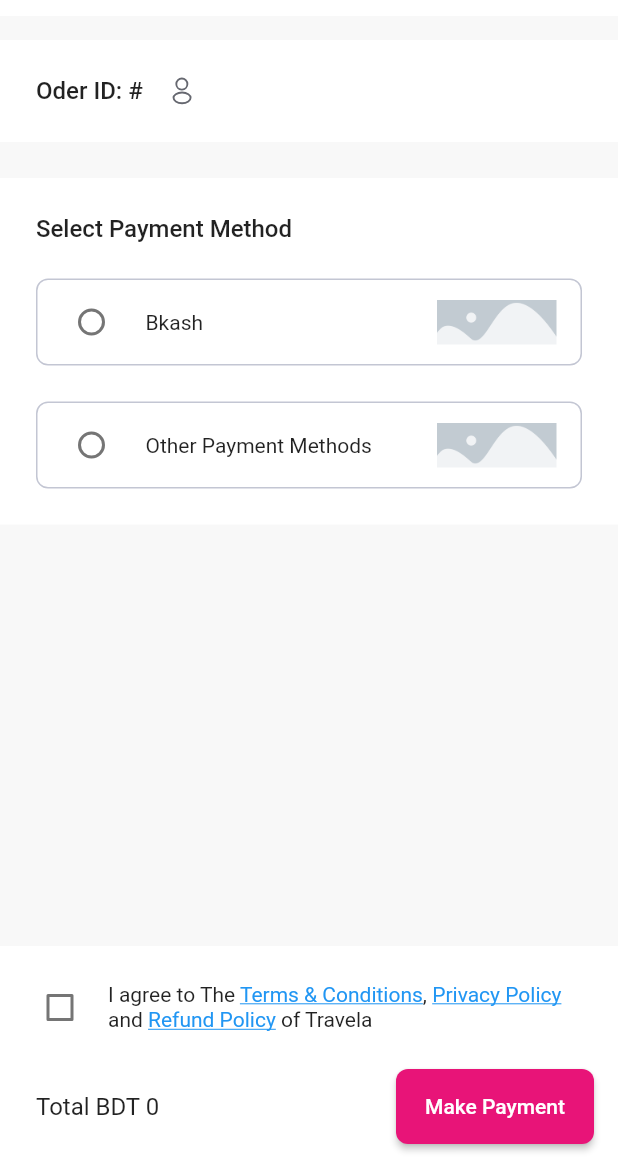
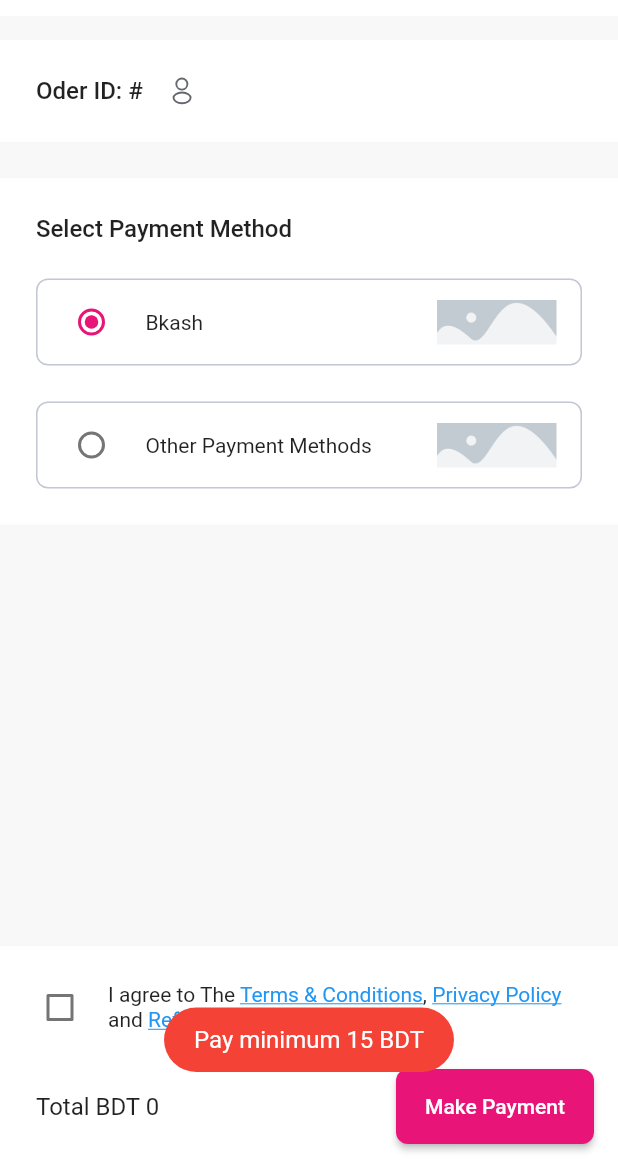
Before and after one commit to ShahadatShaki/base_app_flutter, a Flutter app: the PaymentOverviewPage screen opened directly with empty values, after a tap on "Make Payment", on a phone screen of 412 x 824 dp, the part 68-1236 px from its top. Run offline on Flutter 3.47's test engine with Material 2 defaults, Android fonts, the phone set to English and light mode, and no system bars; drawn by our look-alikes of cached_network_image, flutter_html; our stand-ins replace carousel_slider, dio, flutter_svg, fluttertoast, get, google_maps_flutter and 4 more; missing offline and left inert: flutter_webview_plugin, json_store, pusher_client; accounts and stored records are empty; network calls fail; Roboto replaces fonts that are missing (assets/fonts/Inter-Regular.ttf).

Commit message:
payment overview page

```diff
--- a/lib/controller/BookingDetailsController.dart
+++ b/lib/controller/BookingDetailsController.dart
@@ -3,6 +3,8 @@ import 'dart:convert';
 import 'package:base_app_flutter/base/ApiResponse.dart';
 import 'package:base_app_flutter/model/BookingModel.dart';
 import 'package:base_app_flutter/pages/Webview.dart';
+import 'package:base_app_flutter/utility/Constrants.dart';
+import 'package:flutter/material.dart';
 import 'package:get/get.dart' hide FormData;
 import 'package:get/state_manager.dart';
 import 'package:http/http.dart' as http;
@@ -11,9 +13,11 @@ import '../utility/Urls.dart';
 
 class BookingDetailsController extends GetxController {
   var booking = BookingModel().obs;
+  var bookingPayment = BookingModel().obs;
   var dataList = <BookingModel>[].obs;
   var id = "";
-  var paymentGateway = "".obs;
+  var paymentGateway = "bkash".obs;
+  var paymentOption = "full".obs;
   var paymentAmount = 0.obs;
   var apiCalled = false.obs;
   bool callingApi = false;
@@ -21,10 +25,13 @@ class BookingDetailsController extends GetxController {
   bool hasMoreData = true;
   var page = 1;
 
+  late TextEditingController partialPaymentController;
+
   var isTermsChecked = false.obs;
 
   @override
   void onInit() {
+    partialPaymentController = TextEditingController();
     super.onInit();
   }
 
@@ -48,9 +55,6 @@ class BookingDetailsController extends GetxController {
       var res = ApiResponse<BookingModel>.fromJson(
           json.decode(response.body), (data) => BookingModel.fromJson(data));
       booking.value = res.data!;
-
-      paymentAmount.value =
-          int.parse(booking.value.totalPayable) - int.parse(booking.value.paid);
     } else {
       // errorMessage = response.
     }
@@ -58,27 +62,60 @@ class BookingDetailsController extends GetxController {
     callingApi = false;
   }
 
-  var provider = "";
+  void getPaymentUrl(bool getUrl) async {
+    if (getUrl) {
+      var amount = paymentAmount.value;
 
-  void getPaymentUrl(bool getUrl) async {
+      if (amount < 15) {
+        Constants.showFailedToast("Pay minimum 15 BDT");
+        return;
+      }
+
+      if (booking.value.paid == 0) {
+        if (amount < bookingPayment.value.minimumPayableAmount.toInt()) {
+          Constants.showFailedToast(
+              "Pay minimum ${bookingPayment.value.minimumPayableAmount} BDT");
+          return;
+        }
+      }
+
+      var due = booking.value.totalPayable - (booking.value.paid + amount);
+      if (0 < due && due < 16) {
+        Constants.showFailedToast("Due amount can not be less then 15 BDT");
+        return;
+      }
+
+      if (due < 0) {
+        Constants.showFailedToast("Amount can not be more then total payable");
+        return;
+      }
+    }
+
     var client = http.Client();
     final queryParameters = {
-      "amount": paymentAmount.toString(),
-      "provider": provider,
-      "agreement": "true",
+      "amount": getUrl ? paymentAmount.value.toString() : "100",
+      "provider": getUrl ? paymentGateway.value : "ssl",
+      "action": "payment",
       "url": getUrl.toString(),
     };
 
+    try {
       var uri = Uri.https(
           Urls.ROOT_URL_MAIN, "/api/booking/$id/payment", queryParameters);
       var response = await client.get(uri, headers: await Urls.getHeaders());
       var res = ApiResponse<BookingModel>.fromJson(
           json.decode(response.body), (data) => BookingModel.fromJson(data));
       if (getUrl) {
-      Get.to(()=> WebviewPage(url: res.data!.paymentUrl, title: "Payment"));
+        Get.to(() => WebviewPage(url: res.data!.paymentUrl, title: "Payment"));
       } else {
-      booking.value.amount = res.data?.amount;
-      booking.refresh();
+        bookingPayment.value = res.data!;
+        bookingPayment.value.minimumPayableAmount = 100;
+        // booking.value.amount = res.data?.amount;
+        showPartialPaymentTextField();
+        bookingPayment.refresh();
+      }
+    } catch (e) {
+      print(e);
     }
   }
 
@@ -86,4 +123,26 @@ class BookingDetailsController extends GetxController {
   void dispose() {
     super.dispose();
   }
+
+  void showPartialPaymentTextField() {
+    if (booking.value.paid == 0) {
+      partialPaymentController.text =
+          bookingPayment.value.minimumPayableAmount.toString();
+    } else {
+      partialPaymentController.text =
+          (booking.value.totalPayable - booking.value.paid).toString();
     }
+  }
+
+  void setPartialOrFullAmount() {
+    if (paymentOption.value == "full") {
+      paymentAmount.value = booking.value.totalPayable - booking.value.paid;
+    } else {
+      paymentAmount.value = int.parse(partialPaymentController.text.toString());
+    }
+  }
+
+  void amountChanged(String value) {
+    setPartialOrFullAmount();
+  }
+}
--- a/lib/model/BookingModel.dart
+++ b/lib/model/BookingModel.dart
@@ -68,13 +68,13 @@ class BookingModel implements Serializable {
     return _price!;
   }
 
-  int get amount {
+  int get minimumPayableAmount {
     _amount ??= "0";
     if (_amount == "null") _amount = "0";
     return int.parse(_amount!);
   }
 
-  set amount(amount) {
+  set minimumPayableAmount(amount) {
     _amount = amount.toString();
   }
 
@@ -93,9 +93,9 @@ class BookingModel implements Serializable {
     return _moreNightsDiscount!;
   }
 
-  String get totalPayable {
+  int get totalPayable {
     _totalPayable ??= "0";
-    return _totalPayable!;
+    return int.parse(_totalPayable!);
   }
 
   String get extraGuestCharge {
@@ -108,9 +108,9 @@ class BookingModel implements Serializable {
     return _serviceFee!;
   }
 
-  String get paid {
+  int get paid {
     _paid ??= "0";
-    return _paid!;
+    return int.parse(_paid!);
   }
 
   String get status {
--- a/lib/pages/BookingDetailsPage.dart
+++ b/lib/pages/BookingDetailsPage.dart
@@ -207,7 +207,7 @@ class BookingDetailsPage extends StatelessWidget with Component {
         margin(16),
         priceDetailsSection(
             "BDT ${item.listing.price} taka x ${item.getTotalNights()} nights",
-            "৳${int.parse(item.totalPayable) + item.getAllDiscount()}"),
+            "৳${item.totalPayable + item.getAllDiscount()}"),
         // margin(16),
         // priceDetailsSection("Cleaning fee", "৳1200"),
         // margin(16),
@@ -222,7 +222,7 @@ class BookingDetailsPage extends StatelessWidget with Component {
         duePaidSection("Paid", "৳${item.paid}"),
         margin(16),
         duePaidSection(
-            "Due", "৳${int.parse(item.totalPayable) - int.parse(item.paid)}"),
+            "Due", "৳${item.totalPayable - item.paid}"),
       ],
     );
   }
--- a/lib/pages/PaymentOverviewPage.dart
+++ b/lib/pages/PaymentOverviewPage.dart
@@ -70,7 +70,8 @@ class PaymentOverviewPage extends BaseStatelessWidget {
                       children: [
                         Text(
                           "Oder ID: #${booking.id}",
-                          style: TextStyle(fontSize: 16, fontWeight: FontWeight.w500),
+                          style: TextStyle(
+                              fontSize: 16, fontWeight: FontWeight.w500),
                         ),
                         margin(16),
                         showIcon(name: AssetsName.guest)
@@ -86,7 +87,8 @@ class PaymentOverviewPage extends BaseStatelessWidget {
                       children: [
                         const Text(
                           "Select Payment Method",
-                          style: TextStyle(fontSize: 16, fontWeight: FontWeight.w500),
+                          style: TextStyle(
+                              fontSize: 16, fontWeight: FontWeight.w500),
                         ),
                         margin(24),
                         Container(
@@ -112,7 +114,8 @@ class PaymentOverviewPage extends BaseStatelessWidget {
                             // groupValue: controller.paymentGateway.value.toString(),
                             groupValue: controller.paymentGateway.value,
                             onChanged: (value) {
-                              controller.paymentGateway.value = value.toString();
+                              controller.paymentGateway.value =
+                                  value.toString();
                             },
                           ),
                         ),
@@ -141,13 +144,16 @@ class PaymentOverviewPage extends BaseStatelessWidget {
                             // groupValue: controller.paymentGateway.value.toString(),
                             groupValue: controller.paymentGateway.value,
                             onChanged: (value) {
-                              controller.paymentGateway.value = value.toString();
+                              controller.paymentGateway.value =
+                                  value.toString();
                             },
                           ),
                         ),
                       ],
                     ),
                   ),
+                  margin(24),
+                  customPayment()
                 ],
               ),
             ),
@@ -157,7 +163,6 @@ class PaymentOverviewPage extends BaseStatelessWidget {
             padding: EdgeInsets.all(16),
             child: confirmAndPayButton(),
           ),
-
         ],
       ),
     );
@@ -220,4 +225,119 @@ class PaymentOverviewPage extends BaseStatelessWidget {
       ],
     );
   }
+
+  customPayment() {
+    // controller.showPartialPaymentTextField();
+    controller.setPartialOrFullAmount();
+
+    if (controller.bookingPayment.value.minimumPayableAmount == 0) {
+      return margin(0);
+    }
+
+    if (booking.totalPayable ==
+        controller.bookingPayment.value.minimumPayableAmount) {
+      return Text("Dont need custom payment");
+    } else {
+      return Container(
+        color: AppColors.white,
+        padding: EdgeInsets.all(16),
+        child: Column(
+          mainAxisAlignment: MainAxisAlignment.start,
+          children: [
+            RadioListTile(
+              title: Column(
+                mainAxisAlignment: MainAxisAlignment.start,
+                crossAxisAlignment: CrossAxisAlignment.start,
+                children: [
+                  Text(
+                    "Full Payment",
+                    style: TextStyle(fontSize: 14, fontWeight: FontWeight.w500),
+                  ),
+                  margin(4),
+                  Text(
+                    "Pay BDT ${booking.totalPayable - booking.paid} now",
+                    style: TextStyle(fontSize: 12, color: AppColors.darkGray),
+                  ),
+                ],
+              ),
+              value: "full",
+              // groupValue: controller.paymentGateway.value.toString(),
+              groupValue: controller.paymentOption.value,
+              onChanged: (value) {
+                controller.paymentOption.value = value.toString();
+              },
+            ),
+            margin(16),
+            RadioListTile(
+              title: Column(
+                mainAxisAlignment: MainAxisAlignment.start,
+                crossAxisAlignment: CrossAxisAlignment.start,
+                children: [
+                  Text(
+                    partialPaymentTitle(),
+                    style: TextStyle(fontSize: 14, fontWeight: FontWeight.w500),
+                  ),
+                  margin(4),
+                  Text(
+                    partialPaymentDetails(),
+                    style: TextStyle(fontSize: 12, color: AppColors.darkGray),
+                  ),
+                  margin(8),
+                  Container(
+                    decoration: containerRoundShapeWithBorder(
+                        size: 4,
+                        borderWidth: 1,
+                        borderColor: AppColors.darkGray),
+                    padding: const EdgeInsets.only(left: 16, right: 16),
+                    child: TextField(
+                        controller: controller.partialPaymentController,
+                        onChanged: controller.amountChanged,
+                        decoration: const InputDecoration(
+                          border: InputBorder.none,
+                          hintText: "Amount",
+                          labelStyle: TextStyle(color: AppColors.darkGray),
+                        )),
+                  ),
+                ],
+              ),
+              value: "partial",
+              // groupValue: controller.paymentGateway.value.toString(),
+              groupValue: controller.paymentOption.value,
+              onChanged: (value) {
+                controller.paymentOption.value = value.toString();
+                controller.setPartialOrFullAmount();
+              },
+            ),
+
+            // if(controller.paymentOption.value == "partial")
+          ],
+        ),
+      );
+    }
+  }
+
+  String partialPaymentTitle() {
+    var calendar = booking.calenderCheckin();
+    calendar
+        .subtract(Duration(days: int.parse(booking.listing.cancellation.day)));
+
+    if (booking.paid == 0) {
+      return "Pay part now, part by ${Constants.calenderToString(calendar, "MMMM dd, yyyy")}";
+    } else {
+      return "Pay rest of the amount within ${Constants.calenderToString(calendar, "MMMM dd, yyyy")}";
+    }
+  }
+
+  String partialPaymentDetails() {
+    var calendar = booking.calenderCheckin();
+    calendar
+        .subtract(Duration(days: int.parse(booking.listing.cancellation.day)));
+
+    if (booking.paid == 0) {
+      return "Pay BDT ${controller.bookingPayment.value.minimumPayableAmount} now and the rest BDT ${booking.totalPayable - controller.bookingPayment.value.minimumPayableAmount} " +
+          "before ${Constants.calenderToString(calendar, "MMMM dd, yyyy")}. If you don’t pay the rest by this date your booking will be automatically cancelled(non- refundable)";
+    } else {
+      return "Pay your preferable amount";
+    }
+  }
 }
--- a/lib/pages/guest/home/MyBookings.dart
+++ b/lib/pages/guest/home/MyBookings.dart
@@ -116,7 +116,7 @@ class MyBookings extends BaseStatelessWidget {
                       ),
                       const SizedBox(height: 4),
                       Text(
-                        "Due: ${int.parse(item.totalPayable!) - int.parse(item.paid!)}",
+                        "Due: ${item.totalPayable - item.paid}",
                         style: const TextStyle(
                             fontSize: 14, color: AppColors.textColorBlack),
                       ),
--- a/lib/utility/Constrants.dart
+++ b/lib/utility/Constrants.dart
@@ -22,6 +22,17 @@ class Constants {
         gravity: ToastGravity.BOTTOM,
         timeInSecForIosWeb: 1,
         backgroundColor: Colors.black87,
+        textColor: Colors.white,
+        fontSize: 16.0);
+  }
+
+  static showFailedToast(String s) {
+    Fluttertoast.showToast(
+        msg: s,
+        toastLength: Toast.LENGTH_SHORT,
+        gravity: ToastGravity.BOTTOM,
+        timeInSecForIosWeb: 1,
+        backgroundColor: Colors.red,
         textColor: Colors.white,
         fontSize: 16.0);
   }
```
Lines whose indentation alone changed are shown as unchanged.
